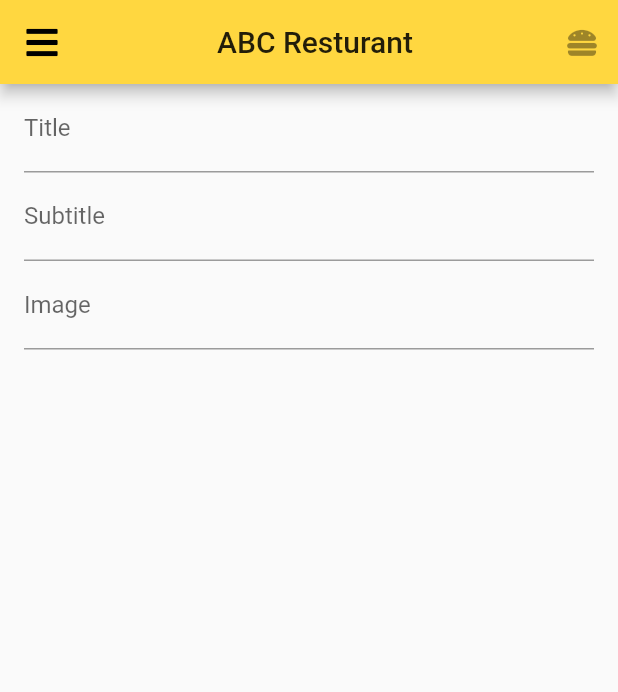
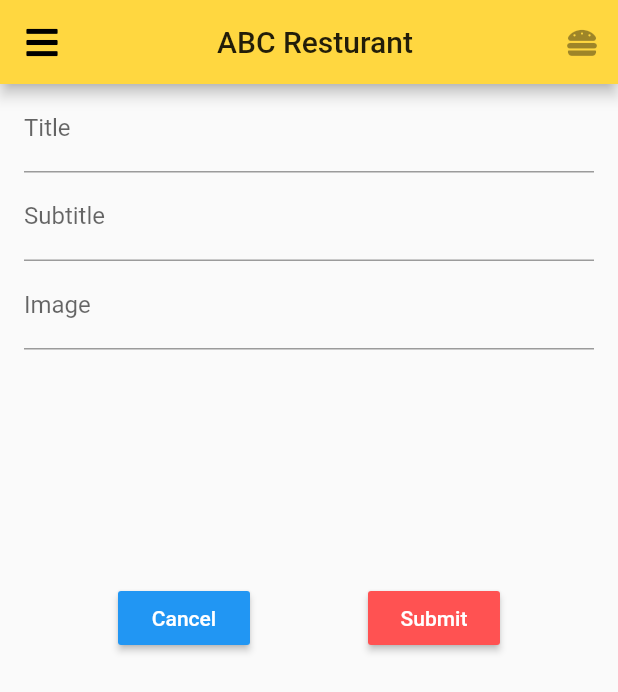
Before and after one commit to deshanshehntha/abc_restaurent, a Flutter app: the NewTask screen opened directly, on a phone screen of 412 x 824 dp. Shown: the top 692 px of the screen. Run offline on Flutter 3.47's test engine with Material 2 defaults, Android fonts, the phone set to English and light mode, and no system bars; our stand-ins replace cloud_firestore, font_awesome_flutter; accounts and stored records are empty.

Commit message:
working input and get

```diff
--- a/lib/newtask.dart
+++ b/lib/newtask.dart
@@ -1,18 +1,16 @@
+import 'package:cloud_firestore/cloud_firestore.dart';
 import 'package:flutter/material.dart';
 import 'package:font_awesome_flutter/font_awesome_flutter.dart';
-import 'package:cloud_firestore/cloud_firestore.dart';
+import 'main.dart';
 
 class NewTask extends StatefulWidget {
-
   NewTask();
 
   @override
   _NewTaskState createState() => _NewTaskState();
-
 }
 
 class _NewTaskState extends State<NewTask> {
-
   String title, subtitle, image;
 
   getTitle(title) {
@@ -27,9 +25,22 @@ class _NewTaskState extends State<NewTask> {
     this.image = image;
   }
 
-
-
-
+  createData() {
+    DocumentReference ds = Firestore.instance.collection("post").document(title);
+    Map<String,dynamic> tasks = {
+      "title" : title,
+      "subtitle" : subtitle,
+      "image" : image,
+    };
+    ds.setData(tasks).whenComplete(() {
+      Navigator.push(context,
+          MaterialPageRoute(
+              builder: (context) => MyHomePage(),
+              fullscreenDialog: true
+          )
+      );
+    });
+  }
 
   @override
   Widget build(BuildContext context) {
@@ -44,7 +55,7 @@ class _NewTaskState extends State<NewTask> {
             child: ListView(
               children: <Widget>[
                 Padding(
-                    padding: EdgeInsets.only(left: 16.0,right: 16.0),
+                  padding: EdgeInsets.only(left: 16.0, right: 16.0),
                   child: TextField(
                     onChanged: (String title) {
                       getTitle(title);
@@ -53,7 +64,7 @@ class _NewTaskState extends State<NewTask> {
                   ),
                 ),
                 Padding(
-                    padding: EdgeInsets.only(left: 16.0,right: 16.0),
+                  padding: EdgeInsets.only(left: 16.0, right: 16.0),
                   child: TextField(
                     onChanged: (String subtitle) {
                       getSubtitle(subtitle);
@@ -62,7 +73,7 @@ class _NewTaskState extends State<NewTask> {
                   ),
                 ),
                 Padding(
-                    padding: EdgeInsets.only(left: 16.0,right: 16.0),
+                  padding: EdgeInsets.only(left: 16.0, right: 16.0),
                   child: TextField(
                     onChanged: (String image) {
                       getImage(image);
@@ -72,6 +83,31 @@ class _NewTaskState extends State<NewTask> {
                 )
               ],
             ),
+          ),
+          Row(
+            mainAxisAlignment: MainAxisAlignment.spaceEvenly,
+            children: <Widget>[
+              RaisedButton(
+                color: Colors.blue,
+                onPressed: () {
+                  Navigator.of(context).pop();
+                },
+                child: const Text(
+                  "Cancel",
+                  style: TextStyle(color: Colors.white),
+                ),
+              ),
+              RaisedButton(
+                color: Colors.redAccent,
+                onPressed: () {
+                 createData();
+                },
+                child: const Text(
+                  "Submit",
+                  style: TextStyle(color: Colors.white),
+                ),
+              )
+            ],
           )
         ],
       ),
@@ -79,8 +115,9 @@ class _NewTaskState extends State<NewTask> {
   }
 
 
+
+
   Widget _myAppBar() {
-
     return AppBar(
       leading: IconButton(
         icon: Icon(FontAwesomeIcons.bars),
@@ -102,6 +139,4 @@ class _NewTaskState extends State<NewTask> {
       ],
     );
   }
-
-
 }
```
Lines whose indentation alone changed are shown as unchanged.
